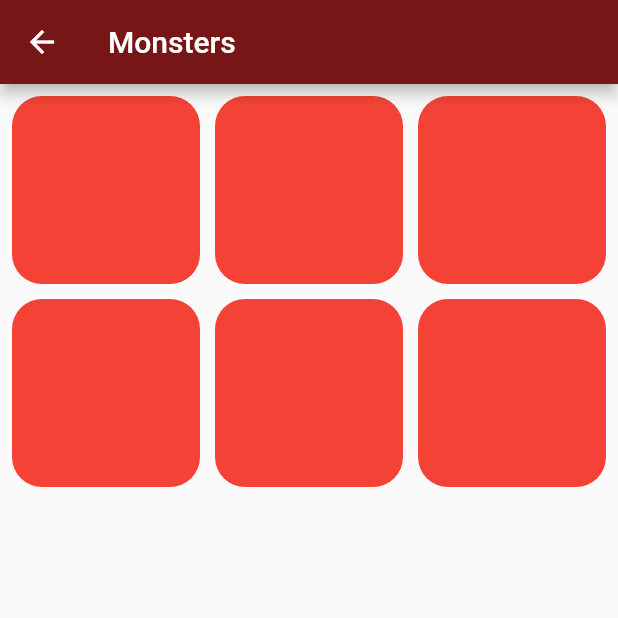
After one commit to 13-Rob/dnd-app, a Flutter app: the MonsterTiles screen opened by its route, on a phone screen of 412 x 824 dp, the top half of it. The commit adds this screen. Run offline on Flutter 3.47's test engine with Material 2 defaults, Android fonts, the phone set to English and light mode, and no system bars; network calls fail.

Commit message:
Momentos antes de la tragedia

```diff
--- /dev/null
+++ b/lib/models/monster_info.dart
@@ -0,0 +1,304 @@
+// To parse this JSON data, do
+//
+//     final monsterInfo = monsterInfoFromJson(jsonString);
+
+import 'dart:convert';
+
+MonsterInfo monsterInfoFromJson(String str) =>
+    MonsterInfo.fromJson(json.decode(str));
+
+String monsterInfoToJson(MonsterInfo data) => json.encode(data.toJson());
+
+class MonsterInfo {
+  String slug;
+  String name;
+  String size;
+  String type;
+  String subtype;
+  String? group;
+  String alignment;
+  int armorClass;
+  String armorDesc;
+  int hitPoints;
+  String hitDice;
+  Speed speed;
+  int strength;
+  int dexterity;
+  int constitution;
+  int intelligence;
+  int wisdom;
+  int charisma;
+  int? strengthSave;
+  int? dexteritySave;
+  int? constitutionSave;
+  int? intelligenceSave;
+  int? wisdomSave;
+  int? charismaSave;
+  int perception;
+  Skills skills;
+  String damageVulnerabilities;
+  String damageResistances;
+  String damageImmunities;
+  String conditionImmunities;
+  String senses;
+  String languages;
+  String challengeRating;
+  double? cr;
+  List<Action> actions;
+  String reactions;
+  String legendaryDesc;
+  List<LegendaryAction> legendaryActions;
+  List<LegendaryAction> specialAbilities;
+  List<dynamic> spellList;
+  int pageNo;
+  String imgMain;
+  String documentSlug;
+  String documentTitle;
+  String documentLicenseUrl;
+  String documentUrl;
+
+  MonsterInfo({
+    required this.slug,
+    required this.name,
+    required this.size,
+    required this.type,
+    required this.subtype,
+    this.group,
+    required this.alignment,
+    required this.armorClass,
+    required this.armorDesc,
+    required this.hitPoints,
+    required this.hitDice,
+    required this.speed,
+    required this.strength,
+    required this.dexterity,
+    required this.constitution,
+    required this.intelligence,
+    required this.wisdom,
+    required this.charisma,
+    this.strengthSave,
+    this.dexteritySave,
+    this.constitutionSave,
+    this.intelligenceSave,
+    this.wisdomSave,
+    this.charismaSave,
+    required this.perception,
+    required this.skills,
+    required this.damageVulnerabilities,
+    required this.damageResistances,
+    required this.damageImmunities,
+    required this.conditionImmunities,
+    required this.senses,
+    required this.languages,
+    required this.challengeRating,
+    this.cr,
+    required this.actions,
+    required this.reactions,
+    required this.legendaryDesc,
+    required this.legendaryActions,
+    required this.specialAbilities,
+    required this.spellList,
+    required this.pageNo,
+    required this.imgMain,
+    required this.documentSlug,
+    required this.documentTitle,
+    required this.documentLicenseUrl,
+    required this.documentUrl,
+  });
+
+  factory MonsterInfo.fromJson(Map<String, dynamic> json) => MonsterInfo(
+        slug: json["slug"],
+        name: json["name"],
+        size: json["size"],
+        type: json["type"],
+        subtype: json["subtype"],
+        group: json["group"],
+        alignment: json["alignment"],
+        armorClass: json["armor_class"],
+        armorDesc: json["armor_desc"],
+        hitPoints: json["hit_points"],
+        hitDice: json["hit_dice"],
+        speed: Speed.fromJson(json["speed"]),
+        strength: json["strength"],
+        dexterity: json["dexterity"],
+        constitution: json["constitution"],
+        intelligence: json["intelligence"],
+        wisdom: json["wisdom"],
+        charisma: json["charisma"],
+        strengthSave: json["strength_save"],
+        dexteritySave: json["dexterity_save"],
+        constitutionSave: json["constitution_save"],
+        intelligenceSave: json["intelligence_save"],
+        wisdomSave: json["wisdom_save"],
+        charismaSave: json["charisma_save"],
+        perception: json["perception"],
+        skills: Skills.fromJson(json["skills"]),
+        damageVulnerabilities: json["damage_vulnerabilities"],
+        damageResistances: json["damage_resistances"],
+        damageImmunities: json["damage_immunities"],
+        conditionImmunities: json["condition_immunities"],
+        senses: json["senses"],
+        languages: json["languages"],
+        challengeRating: json["challenge_rating"],
+        cr: json["cr"],
+        actions:
+            List<Action>.from(json["actions"].map((x) => Action.fromJson(x))),
+        reactions: json["reactions"],
+        legendaryDesc: json["legendary_desc"],
+        legendaryActions: List<LegendaryAction>.from(
+            json["legendary_actions"].map((x) => LegendaryAction.fromJson(x))),
+        specialAbilities: List<LegendaryAction>.from(
+            json["special_abilities"].map((x) => LegendaryAction.fromJson(x))),
+        spellList: List<dynamic>.from(json["spell_list"].map((x) => x)),
+        pageNo: json["page_no"],
+        imgMain: json["img_main"],
+        documentSlug: json["document__slug"],
+        documentTitle: json["document__title"],
+        documentLicenseUrl: json["document__license_url"],
+        documentUrl: json["document__url"],
+      );
+
+  Map<String, dynamic> toJson() => {
+        "slug": slug,
+        "name": name,
+        "size": size,
+        "type": type,
+        "subtype": subtype,
+        "group": group,
+        "alignment": alignment,
+        "armor_class": armorClass,
+        "armor_desc": armorDesc,
+        "hit_points": hitPoints,
+        "hit_dice": hitDice,
+        "speed": speed.toJson(),
+        "strength": strength,
+        "dexterity": dexterity,
+        "constitution": constitution,
+        "intelligence": intelligence,
+        "wisdom": wisdom,
+        "charisma": charisma,
+        "strength_save": strengthSave,
+        "dexterity_save": dexteritySave,
+        "constitution_save": constitutionSave,
+        "intelligence_save": intelligenceSave,
+        "wisdom_save": wisdomSave,
+        "charisma_save": charismaSave,
+        "perception": perception,
+        "skills": skills.toJson(),
+        "damage_vulnerabilities": damageVulnerabilities,
+        "damage_resistances": damageResistances,
+        "damage_immunities": damageImmunities,
+        "condition_immunities": conditionImmunities,
+        "senses": senses,
+        "languages": languages,
+        "challenge_rating": challengeRating,
+        "cr": cr,
+        "actions": List<dynamic>.from(actions.map((x) => x.toJson())),
+        "reactions": reactions,
+        "legendary_desc": legendaryDesc,
+        "legendary_actions":
+            List<dynamic>.from(legendaryActions.map((x) => x.toJson())),
+        "special_abilities":
+            List<dynamic>.from(specialAbilities.map((x) => x.toJson())),
+        "spell_list": List<dynamic>.from(spellList.map((x) => x)),
+        "page_no": pageNo,
+        "img_main": imgMain,
+        "document__slug": documentSlug,
+        "document__title": documentTitle,
+        "document__license_url": documentLicenseUrl,
+        "document__url": documentUrl,
+      };
+}
+
+class Action {
+  String name;
+  String desc;
+  int? attackBonus;
+  String? damageDice;
+  int? damageBonus;
+
+  Action({
+    required this.name,
+    required this.desc,
+    this.attackBonus,
+    this.damageDice,
+    this.damageBonus,
+  });
+
+  factory Action.fromJson(Map<String, dynamic> json) => Action(
+        name: json["name"],
+        desc: json["desc"],
+        attackBonus: json["attack_bonus"],
+        damageDice: json["damage_dice"],
+        damageBonus: json["damage_bonus"],
+      );
+
+  Map<String, dynamic> toJson() => {
+        "name": name,
+        "desc": desc,
+        "attack_bonus": attackBonus,
+        "damage_dice": damageDice,
+        "damage_bonus": damageBonus,
+      };
+}
+
+class LegendaryAction {
+  String name;
+  String desc;
+
+  LegendaryAction({
+    required this.name,
+    required this.desc,
+  });
+
+  factory LegendaryAction.fromJson(Map<String, dynamic> json) =>
+      LegendaryAction(
+        name: json["name"],
+        desc: json["desc"],
+      );
+
+  Map<String, dynamic> toJson() => {
+        "name": name,
+        "desc": desc,
+      };
+}
+
+class Skills {
+  int history;
+  int perception;
+
+  Skills({
+    required this.history,
+    required this.perception,
+  });
+
+  factory Skills.fromJson(Map<String, dynamic> json) => Skills(
+        history: json["history"],
+        perception: json["perception"],
+      );
+
+  Map<String, dynamic> toJson() => {
+        "history": history,
+        "perception": perception,
+      };
+}
+
+class Speed {
+  int walk;
+  int swim;
+
+  Speed({
+    required this.walk,
+    required this.swim,
+  });
+
+  factory Speed.fromJson(Map<String, dynamic> json) => Speed(
+        walk: json["walk"],
+        swim: json["swim"],
+      );
+
+  Map<String, dynamic> toJson() => {
+        "walk": walk,
+        "swim": swim,
+      };
+}
--- a/lib/models/monster.dart
+++ b/lib/models/results.dart
@@ -1,24 +1,23 @@
 // To parse this JSON data, do
 //
-//     final monstersResult = monstersResultFromJson(jsonString);
+//     final Results = ResultsFromJson(jsonString);
 
 import 'dart:convert';
 
-MonstersResult monstersResultFromJson(String str) =>
-    MonstersResult.fromJson(json.decode(str));
+Results ResultsFromJson(String str) => Results.fromJson(json.decode(str));
 
-String monstersResultToJson(MonstersResult data) => json.encode(data.toJson());
+String ResultsToJson(Results data) => json.encode(data.toJson());
 
-class MonstersResult {
+class Results {
   int count;
   List<Result> results;
 
-  MonstersResult({
+  Results({
     required this.count,
     required this.results,
   });
 
-  factory MonstersResult.fromJson(Map<String, dynamic> json) => MonstersResult(
+  factory Results.fromJson(Map<String, dynamic> json) => Results(
         count: json["count"],
         results:
             List<Result>.from(json["results"].map((x) => Result.fromJson(x))),
--- /dev/null
+++ b/lib/providers/monster_info_provider.dart
@@ -0,0 +1,27 @@
+import 'dart:convert';
+import 'package:flutter/material.dart';
+import 'package:http/http.dart' as http;
+import 'package:proyecto_final/models/monster_info.dart';
+import 'package:proyecto_final/models/results.dart';
+import 'package:proyecto_final/models/monster_details.dart';
+
+class MonsterInfoProvider extends ChangeNotifier {
+  final String _baseUrl = 'api.open5e.com';
+  List<Result> monsterList = [];
+  List<String> challenge_rating = [];
+
+  Future<String> _getJsonData(String endpoint) async {
+    var url = Uri.https(_baseUrl, endpoint);
+
+    var response = await http.get(url);
+
+    return response.body;
+  }
+
+  Future<MonsterInfo> getMonsterDetails(String monster) async {
+    final jsonData = await _getJsonData('monsters/$monster');
+    final monsterResponse = MonsterInfo.fromJson(json.decode(jsonData));
+
+    return monsterResponse;
+  }
+}
--- /dev/null
+++ b/lib/providers/results_provider.dart
@@ -0,0 +1,25 @@
+import 'dart:convert';
+import 'package:flutter/material.dart';
+import 'package:http/http.dart' as http;
+import 'package:proyecto_final/models/results.dart';
+
+class ResultsProvider extends ChangeNotifier {
+  final String _baseUrl = 'www.dnd5eapi.co';
+  List<Result> monsterList = [];
+
+  Future<String> _getJsonData(String endpoint) async {
+    var url = Uri.https(_baseUrl, endpoint);
+
+    var response = await http.get(url);
+
+    return response.body;
+  }
+
+  Future<List<Result>> getResults(String endpoint) async {
+    final jsonData = await _getJsonData('api/$endpoint');
+    final monstersResponse = Results.fromJson(json.decode(jsonData));
+
+    if (monsterList.isEmpty) monsterList = [...monstersResponse.results];
+    return monsterList;
+  }
+}
--- a/lib/routes/app_routes.dart
+++ b/lib/routes/app_routes.dart
@@ -1,17 +1,30 @@
 import 'package:flutter/material.dart';
 import 'package:proyecto_final/models/menu_options.dart';
 import 'package:proyecto_final/screens/screens.dart';
+import 'package:proyecto_final/screens/test_screen.dart';
 
 class AppRoutes {
   static const initialRoute = 'home';
 
   static final menuOptions = [
     MenuOption(
+      route: 'rules',
+      icon: Icons.rule,
+      name: 'Rules',
+      screen: const RulesScreen(),
+    ),
+    MenuOption(
       route: 'monsters',
       icon: Icons.warning,
       name: 'Monsters',
-      screen: const MonsterListScreen(),
+      screen: const MonsterTiles(),
     ),
+    MenuOption(
+      route: 'test',
+      icon: Icons.telegram,
+      name: 'Test',
+      screen: const TestScreen(),
+    )
   ];
 
   static Map<String, Widget Function(BuildContext)> getRoutes() {
--- a/lib/screens/home_screen.dart
+++ b/lib/screens/home_screen.dart
@@ -20,6 +20,7 @@ class HomeScreen extends StatelessWidget {
             onTap: () => Navigator.pushNamed(
                 context, AppRoutes.menuOptions[index].route),
             trailing: const Icon(Icons.arrow_forward_ios),
+            leading: Icon(AppRoutes.menuOptions[index].icon),
           );
         },
         separatorBuilder: (_, __) => const Divider(thickness: 1),
--- a/lib/screens/monster_screen.dart
+++ b/lib/screens/monster_screen.dart
@@ -1,7 +1,7 @@
 import 'package:flutter/cupertino.dart';
 import 'package:flutter/material.dart';
 import 'package:provider/provider.dart';
-import 'package:proyecto_final/models/monster.dart';
+import 'package:proyecto_final/models/results.dart';
 import 'package:proyecto_final/models/monster_details.dart';
 import 'package:proyecto_final/providers/monster_provider.dart';
 import 'package:proyecto_final/widgets/custom_divider_widget.dart';
--- /dev/null
+++ b/lib/screens/monster_tiles_screen.dart
@@ -0,0 +1,47 @@
+import 'package:flutter/material.dart';
+
+class MonsterTiles extends StatelessWidget {
+  const MonsterTiles({super.key});
+
+  @override
+  Widget build(BuildContext context) {
+    return Scaffold(
+      appBar: AppBar(
+        title: const Text('Monsters'),
+      ),
+      body: Padding(
+        padding: const EdgeInsets.all(8.0),
+        child: GridView.builder(
+          gridDelegate: const SliverGridDelegateWithFixedCrossAxisCount(
+            crossAxisCount: 3,
+            mainAxisSpacing: 10,
+            crossAxisSpacing: 10,
+          ),
+          itemCount: 6,
+          itemBuilder: (BuildContext context, int index) {
+            return ClipRRect(
+              borderRadius: BorderRadius.circular(20),
+              child: Container(
+                color: Colors.red,
+              ),
+            );
+          },
+        ),
+      ),
+      // body: GridView.count(
+      //   crossAxisSpacing: 6,
+      //   mainAxisSpacing: 6,
+      //   crossAxisCount: 2,
+      //   padding: const EdgeInsets.all(8),
+      //   children: <Widget>[
+      //     ClipRRect(
+      //       borderRadius: BorderRadius.circular(20),
+      //       child: Container(
+      //         color: Colors.red,
+      //       ),
+      //     ),
+      //   ],
+      // ),
+    );
+  }
+}
--- a/lib/screens/screens.dart
+++ b/lib/screens/screens.dart
@@ -2,3 +2,4 @@ export 'package:proyecto_final/screens/monster_list_screen.dart';
 export 'package:proyecto_final/screens/home_screen.dart';
 export 'package:proyecto_final/screens/monster_screen.dart';
 export 'package:proyecto_final/screens/rules_screen.dart';
+export 'package:proyecto_final/screens/monster_tiles_screen.dart';
```
Also changed, not shown: lib/main.dart (+12 -2 lines), lib/models/monster_details_backup.dart (deleted, +0 -198 lines), lib/providers/monster_provider.dart (+8 -18 lines), lib/screens/monster_list_screen.dart (+6 -6 lines), lib/screens/races_screen.dart (added, +10 -0 lines), lib/screens/rules_screen.dart (+7 -10 lines), lib/screens/test_screen.dart (added, +20 -0 lines), lib/models/rules.dart (added).
